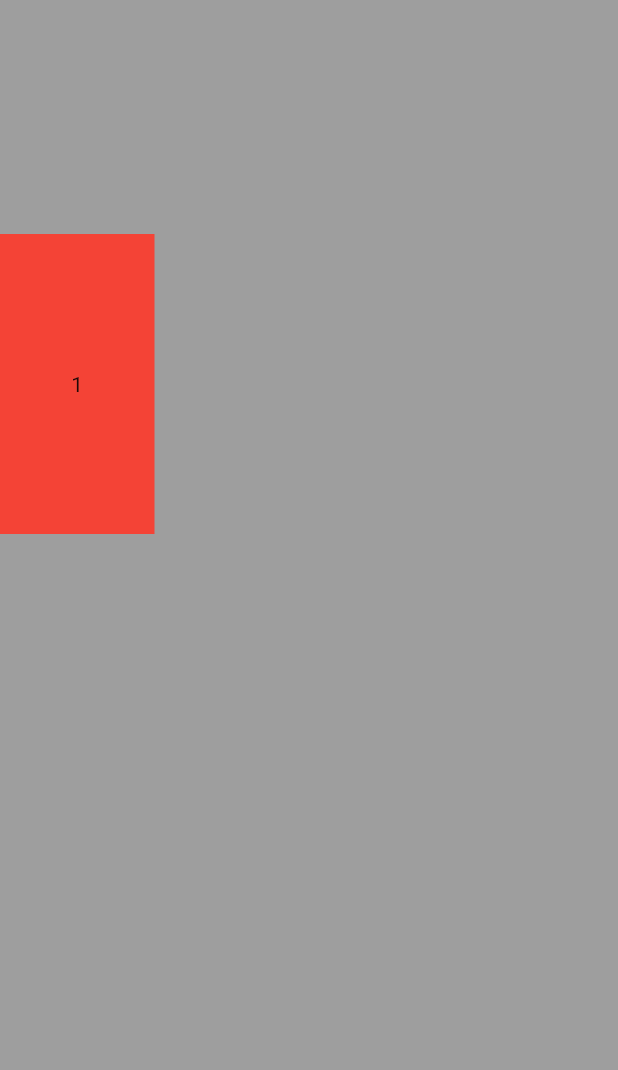
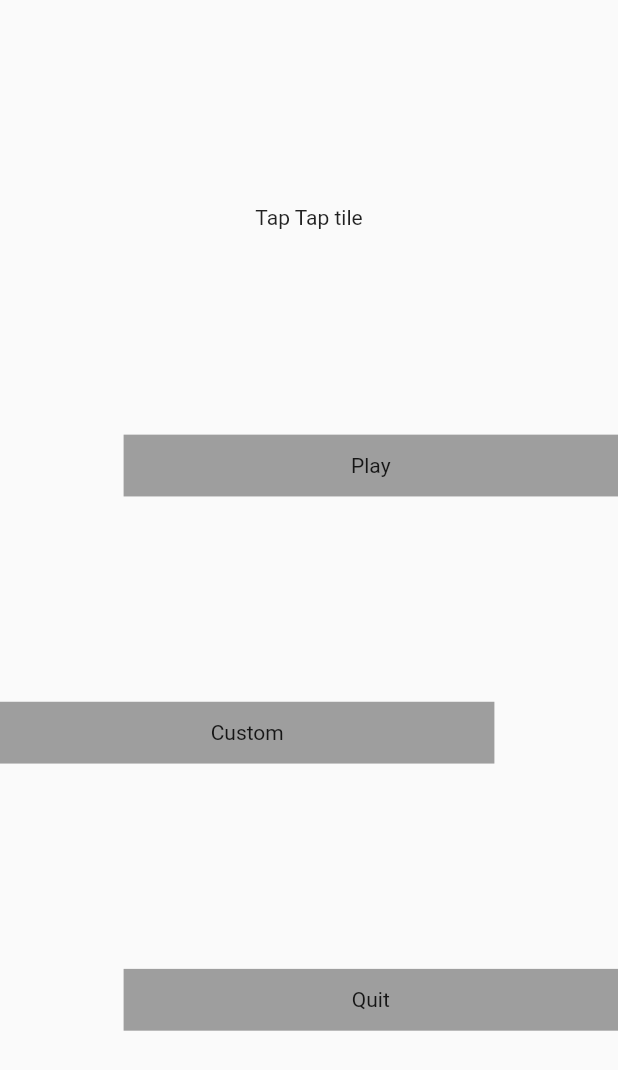
Before and after one commit to JoSaisPas/Tap-tap-tile, a Flutter app: the screen it shows after launch, on a phone screen of 412 x 824 dp. Shown: the top 1070 px of the screen. Run offline on Flutter 3.47's test engine with Material 2 defaults, Android fonts, the phone set to English and light mode, and no system bars.

Commit message:
ajout des vues home/difficulty/ + première approche de fin dune partie

```diff
--- a/lib/main.dart
+++ b/lib/main.dart
@@ -1,5 +1,6 @@
 import 'package:flutter/material.dart';
-import 'package:game/widget/corridor.dart';
+import 'package:game/view/home.dart';
+
 import 'package:game/widget/data.dart';
 import 'package:game/widget/gameManager.dart';
 
@@ -13,12 +14,12 @@ class MyApp extends StatelessWidget{
   @override
   Widget build(BuildContext context){
     return const MaterialApp(
-      home: Scaffold(
-        backgroundColor: Colors.grey,
-        body: Center(
-           // child: Corridor(dif: Difficulty.hight)),
-            child: GameManager(dif: Difficulty.middle)),
-      ),
+    home: Home(),
+      // Scaffold(
+      //   backgroundColor: Colors.grey,
+      //   body: Center(
+      //       child: GameManager(dif: Difficulty.middle)),
+      // ),
     );
   }
 }
--- /dev/null
+++ b/lib/view/home.dart
@@ -0,0 +1,33 @@
+import 'dart:io';
+
+import 'package:flutter/material.dart';
+import 'package:game/view/difficulty.dart';
+
+import '../widget/customButton.dart';
+
+class Home extends StatelessWidget{
+  const Home({super.key});
+
+
+  @override
+  Widget build(BuildContext context){
+    return  Scaffold(
+      body: Column(
+        mainAxisSize: MainAxisSize.max,
+        crossAxisAlignment: CrossAxisAlignment.center,
+        mainAxisAlignment: MainAxisAlignment.spaceEvenly,
+        children: [
+
+          ///Title
+          const Text('Tap Tap tile'),
+          CustomButton(str: 'Play', isRight: false, push: () => Navigator.push(context, MaterialPageRoute(settings: const RouteSettings(name: 'Difficulty'), builder: (context) => const DifficultyPage())),),
+          CustomButton(str: 'Custom', isRight: true, push: (){},),
+          CustomButton(str: 'Quit', isRight: false, push: () => exit(0),),
+          ///Play
+          ///Custom
+          ///Quite
+        ],
+      ),
+    );
+  }
+}
--- /dev/null
+++ b/lib/widget/customButton.dart
@@ -0,0 +1,27 @@
+import 'package:flutter/material.dart';
+
+class CustomButton extends StatelessWidget{
+  final String str;
+  final bool isRight;
+  final Function push;
+  const CustomButton({super.key, required this.str, required this.isRight, required this.push});
+
+
+  @override
+  Widget build(BuildContext context){
+    return Align(
+      alignment: isRight ? const Alignment(-1, 0) : const Alignment(1, 0),
+      child: InkWell(
+        onTap: (){
+          push();
+        },
+        child: Container(
+          color: Colors.grey,
+          width: MediaQuery.of(context).size.width * .8,
+          height: MediaQuery.of(context).size.width * .1,
+          child: Center(child: Text(str),),
+        ),
+      ),
+    );
+  }
+}
--- a/lib/widget/tile.dart
+++ b/lib/widget/tile.dart
@@ -14,8 +14,9 @@ class Tile extends StatefulWidget{
   final double width;
   final double height;
   final double pos;
-  final double speed;
+  final int speed;
   final Function onEnd;
+  final Function onDestroy;
   final int index;
   const Tile({super.key,
     required this.color,
@@ -25,6 +26,7 @@ class Tile extends StatefulWidget{
     required this.speed,
     required this.onEnd,
     required this.index,
+    required this.onDestroy,
   });
 
   @override
@@ -38,7 +40,7 @@ class _Tile extends State<Tile>{
   @override
   void initState(){
     super.initState();
-    _timer = Timer.periodic(const Duration(seconds: 0), (timer) {
+    _timer = Timer.periodic(const Duration(milliseconds: 200), (timer) {
       if(timer.tick == 1){
         timer.cancel();
         setState(() {
@@ -52,13 +54,13 @@ class _Tile extends State<Tile>{
   Widget build(BuildContext context){
     return AnimatedAlign(
       alignment: isDroping ?  Alignment(widget.pos.toDouble(), 1) : Alignment(widget.pos.toDouble(), offScreenTop) ,
-      duration: const Duration(seconds: 3),
+      duration:  Duration(milliseconds: widget.speed),
       onEnd:  (){
         widget.onEnd();
       },
       child: InkWell(
         onTap: (){
-          widget.onEnd();
+          widget.onDestroy();
         },
         child: Container(
           width: widget.width,
```
Also changed, not shown: lib/view/difficulty.dart (added, +31 -0 lines), lib/widget/custom_dialog.dart (added, +21 -0 lines), lib/widget/gameManager.dart (+67 -7 lines).
